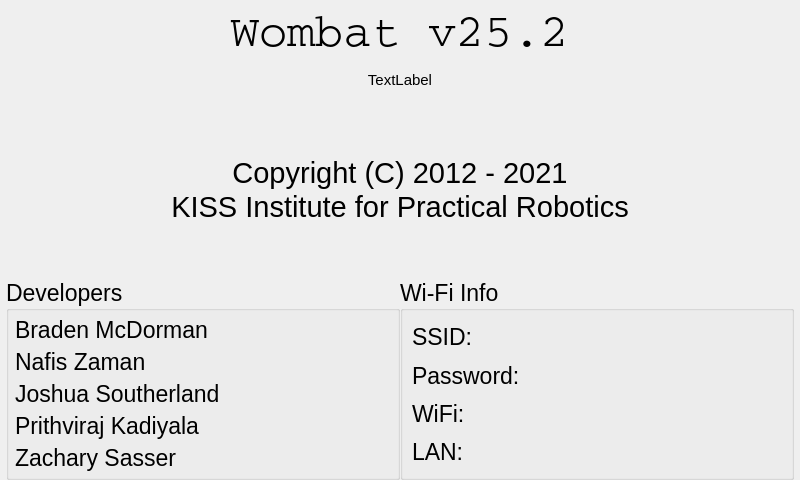
Above: ui/AboutWidget.ui from kipr/botui before the change. Below: the same form after it.
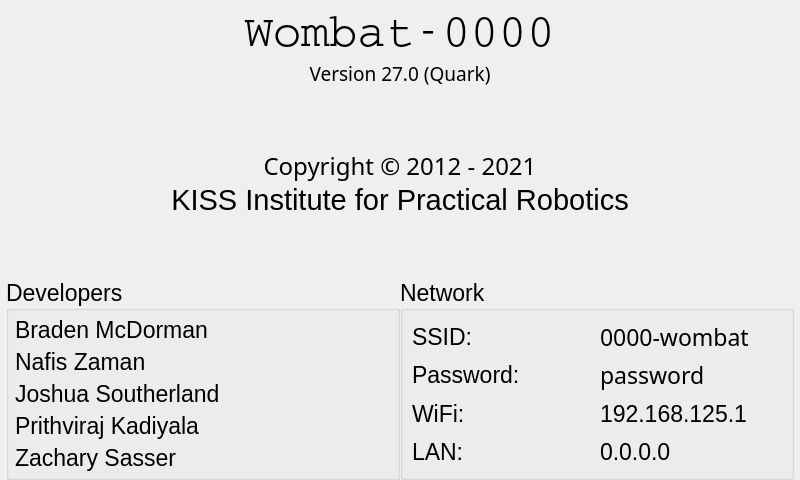
That is the form after the change.

```diff
--- a/ui/AboutWidget.ui
+++ b/ui/AboutWidget.ui
@@ -73,7 +73,7 @@
       <string notr="true">font: 75 35pt &quot;Courier&quot;;</string>
      </property>
      <property name="text">
-      <string>Wombat v25.2</string>
+      <string>Wombat-0000</string>
      </property>
      <property name="alignment">
       <set>Qt::AlignCenter</set>
@@ -85,14 +85,23 @@
      <property name="minimumSize">
       <size>
        <width>0</width>
-       <height>40</height>
+       <height>0</height>
       </size>
      </property>
+     <property name="font">
+      <font>
+       <family>Sans</family>
+       <pointsize>14</pointsize>
+       <weight>9</weight>
+       <italic>false</italic>
+       <bold>false</bold>
+      </font>
+     </property>
      <property name="styleSheet">
       <string notr="true">font: 75 30pt &quot;Courier&quot;;</string>
      </property>
      <property name="text">
-      <string>TextLabel</string>
+      <string>Version 27.0 (Quark)</string>
      </property>
      <property name="alignment">
       <set>Qt::AlignCenter</set>
@@ -116,11 +125,12 @@
     <widget class="QLabel" name="label_5">
      <property name="font">
       <font>
-       <pointsize>22</pointsize>
+       <family>Sans</family>
+       <pointsize>18</pointsize>
       </font>
      </property>
      <property name="text">
-      <string>Copyright (C) 2012 - 2021</string>
+      <string>Copyright © 2012 - 2021</string>
      </property>
      <property name="alignment">
       <set>Qt::AlignCenter</set>
@@ -253,7 +263,7 @@
         </font>
        </property>
        <property name="title">
-        <string>Wi-Fi Info</string>
+        <string>Network</string>
        </property>
        <layout class="QVBoxLayout" name="verticalLayout_3">
         <item>
@@ -274,11 +284,12 @@
            <widget class="QLabel" name="ssid">
             <property name="font">
              <font>
-              <pointsize>22</pointsize>
+              <family>Noto Sans</family>
+              <pointsize>17</pointsize>
              </font>
             </property>
             <property name="text">
-             <string/>
+             <string>0000-wombat</string>
             </property>
            </widget>
           </item>
@@ -302,11 +313,12 @@
            <widget class="QLabel" name="password">
             <property name="font">
              <font>
-              <pointsize>22</pointsize>
+              <family>Noto Sans</family>
+              <pointsize>17</pointsize>
              </font>
             </property>
             <property name="text">
-             <string/>
+             <string>password</string>
             </property>
            </widget>
           </item>
@@ -324,7 +336,7 @@
           <item>
            <widget class="QLabel" name="WiFiaddr">
             <property name="text">
-             <string/>
+             <string>192.168.125.1</string>
             </property>
            </widget>
           </item>
@@ -342,7 +354,7 @@
           <item>
            <widget class="QLabel" name="LANaddr">
             <property name="text">
-             <string/>
+             <string>0.0.0.0</string>
             </property>
            </widget>
           </item>
```
Left out of the diff: 8 changed lines with no effect on the pictures.
